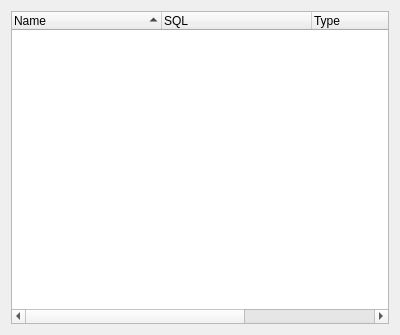
fritzone/ddm, file datatypeslistform.ui: the form before one commit.
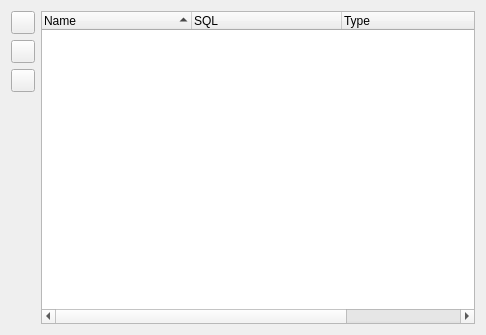
The form after the commit. Icons and pictures are not drawn.

Commit message: fixed the new data type dialog to look like  the other with the save and help position

Patch:
```diff
--- a/datatypeslistform.ui
+++ b/datatypeslistform.ui
@@ -6,7 +6,7 @@
    <rect>
     <x>0</x>
     <y>0</y>
-    <width>400</width>
+    <width>486</width>
     <height>335</height>
    </rect>
   </property>
@@ -19,7 +19,84 @@
   <property name="windowTitle">
    <string>Form</string>
   </property>
-  <layout class="QVBoxLayout" name="verticalLayout">
+  <layout class="QHBoxLayout" name="horizontalLayout">
+   <item>
+    <layout class="QVBoxLayout" name="verticalLayout_2">
+     <property name="sizeConstraint">
+      <enum>QLayout::SetNoConstraint</enum>
+     </property>
+     <item>
+      <widget class="QToolButton" name="btnUp">
+       <property name="toolTip">
+        <string>Move the column up (left)</string>
+       </property>
+       <property name="statusTip">
+        <string>Move the column up (left)</string>
+       </property>
+       <property name="text">
+        <string/>
+       </property>
+       <property name="icon">
+        <iconset resource="dbm.qrc">
+         <normaloff>:/images/actions/images/small/up.png</normaloff>:/images/actions/images/small/up.png</iconset>
+       </property>
+       <property name="popupMode">
+        <enum>QToolButton::DelayedPopup</enum>
+       </property>
+      </widget>
+     </item>
+     <item>
+      <widget class="QToolButton" name="btnDown">
+       <property name="toolTip">
+        <string>Move the column down (right)</string>
+       </property>
+       <property name="statusTip">
+        <string>Move the column down (right)</string>
+       </property>
+       <property name="text">
+        <string/>
+       </property>
+       <property name="icon">
+        <iconset resource="dbm.qrc">
+         <normaloff>:/images/actions/images/small/down.png</normaloff>:/images/actions/images/small/down.png</iconset>
+       </property>
+       <property name="popupMode">
+        <enum>QToolButton::DelayedPopup</enum>
+       </property>
+      </widget>
+     </item>
+     <item>
+      <widget class="QToolButton" name="btnRemove">
+       <property name="toolTip">
+        <string>Delete this column</string>
+       </property>
+       <property name="statusTip">
+        <string>Delete this column</string>
+       </property>
+       <property name="text">
+        <string/>
+       </property>
+       <property name="icon">
+        <iconset resource="dbm.qrc">
+         <normaloff>:/images/actions/images/small/remove.png</normaloff>:/images/actions/images/small/remove.png</iconset>
+       </property>
+      </widget>
+     </item>
+     <item>
+      <spacer name="verticalSpacer">
+       <property name="orientation">
+        <enum>Qt::Vertical</enum>
+       </property>
+       <property name="sizeHint" stdset="0">
+        <size>
+         <width>20</width>
+         <height>40</height>
+        </size>
+       </property>
+      </spacer>
+     </item>
+    </layout>
+   </item>
    <item>
     <widget class="QTreeWidget" name="treeDataTypes">
      <property name="sizePolicy">
```
Left out of the diff: 13 changed lines with no effect on the pictures. The commit also changes 4 other files.
